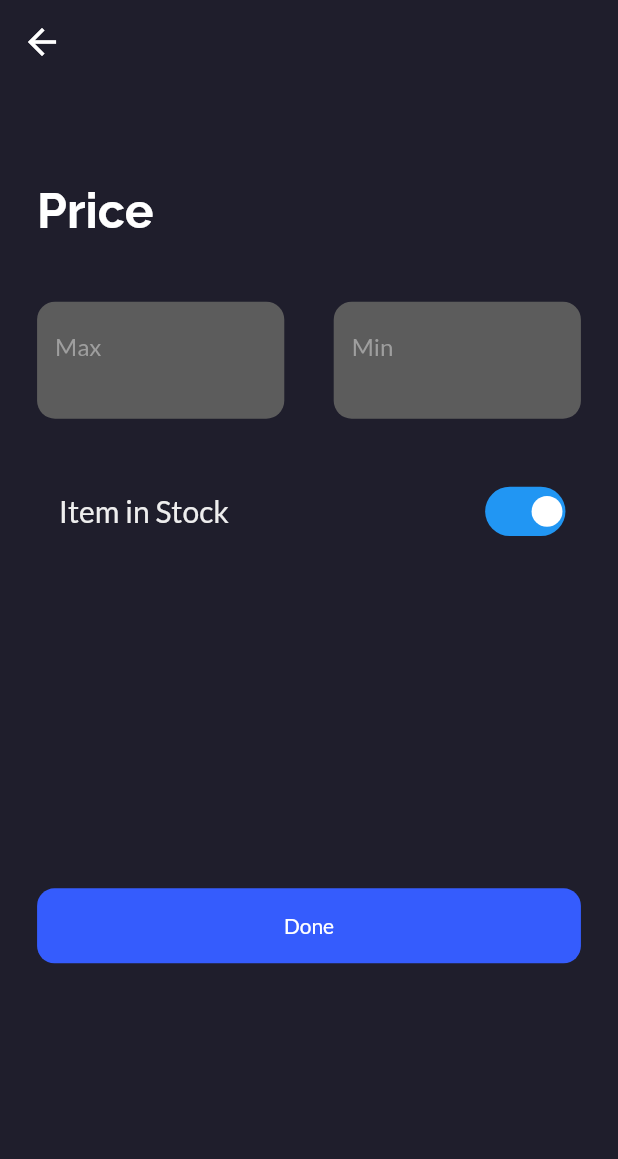
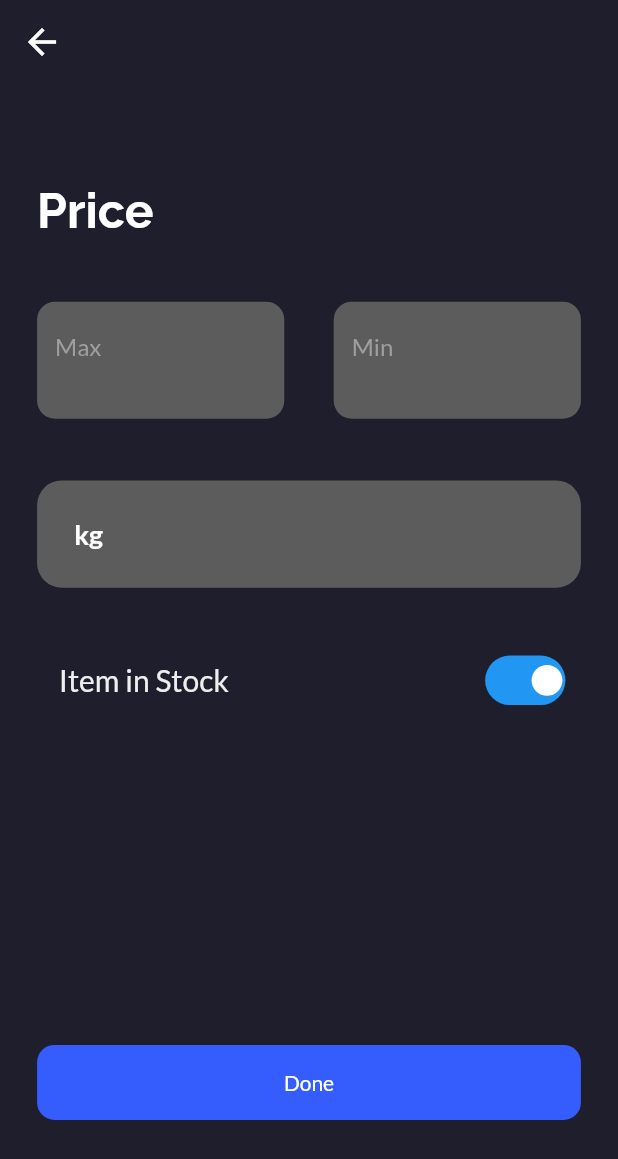
Before and after one commit to freaquish/locie, a Flutter app: the screen it shows after launch, on a phone screen of 412 x 824 dp. Shown: the top 1159 px of the screen. Run offline on Flutter 3.47's test engine with Material 2 defaults, Android fonts, the phone set to English and light mode, and no system bars; our stand-ins replace bloc, cloud_firestore, firebase_auth, firebase_core, firebase_storage, flutter_bloc and 4 more; accounts and stored records are empty.

Commit message:
Unit Dropbox added in Item meta data widget

```diff
--- a/lib/models/unit.dart
+++ b/lib/models/unit.dart
@@ -5,6 +5,7 @@ class Unit {
   Unit({this.name, this.sign});
 
   Unit.fromJson(Map<String, dynamic> json) {
+    // print('s ${json["name"]}');
     name = json['name'];
     sign = json['sign'];
   }
@@ -15,4 +16,9 @@ class Unit {
     data['sign'] = this.sign;
     return data;
   }
+
+  @override
+  String toString() {
+    return 'Unit(name: $name, sign: $sign)';
+  }
 }
--- a/lib/views/Add Item/item_meta_data.dart
+++ b/lib/views/Add Item/item_meta_data.dart
@@ -7,7 +7,9 @@ import 'package:locie/components/font_text.dart';
 import 'package:locie/components/primary_container.dart';
 import 'package:locie/components/switch_button.dart';
 import 'package:locie/components/text_field.dart';
+import 'package:locie/components/units_dialog.dart';
 import 'package:locie/helper/screen_size.dart';
+import 'package:locie/models/unit.dart';
 
 class ItemMetaDataWidget extends StatefulWidget {
   @override
@@ -18,10 +20,11 @@ class _ItemMetaDataWidgetState extends State<ItemMetaDataWidget> {
   final _formKey = GlobalKey<FormState>();
   TextEditingController textEditingControllerMax = TextEditingController();
   TextEditingController textEditingControllerMin = TextEditingController();
-  List units = [];
+  List<Unit> units = [];
   String unit = 'kg';
   bool _enable = true;
   bool isListLoaded = false;
+
   @override
   Widget build(BuildContext context) {
     final screen = Scale(context);
@@ -103,6 +106,38 @@ class _ItemMetaDataWidgetState extends State<ItemMetaDataWidget> {
                       height: screen.vertical(50),
                     ),
                     Container(
+                      child: InkWell(
+                          onTap: () {
+                            showDialog(
+                                context: context,
+                                builder: (context) =>
+                                    UnitDialog(onChange: (unitModel) {
+                                      setState(() {
+                                        this.unit = unitModel.sign;
+                                      });
+                                      Navigator.of(context).pop();
+                                    }));
+                          },
+                          child: Container(
+                              width: screen.horizontal(100),
+                              // height: screen.vertical(80),
+                              padding: EdgeInsets.symmetric(
+                                  vertical: screen.vertical(30),
+                                  horizontal: screen.horizontal(6)),
+                              decoration: BoxDecoration(
+                                  color: Colour.textfieldColor,
+                                  borderRadius: BorderRadius.all(
+                                      Radius.circular(screen.horizontal(4)))),
+                              child: LatoText(
+                                unit,
+                                size: 18,
+                                weight: FontWeight.bold,
+                              ))),
+                    ),
+                    SizedBox(
+                      height: screen.vertical(50),
+                    ),
+                    Container(
                       height: screen.vertical(50),
                       width: screen.horizontal(100),
                       decoration: BoxDecoration(
@@ -138,7 +173,7 @@ class _ItemMetaDataWidgetState extends State<ItemMetaDataWidget> {
                       ),
                     ),
                     SizedBox(
-                      height: screen.vertical(280),
+                      height: screen.vertical(270),
                     ),
                     SubmitButton(
                       //TODO run a function for next page
```
Also changed, not shown: lib/components/units_dialog.dart (added, +73 -0 lines), lib/helper/firestore_query.dart (+7 -2 lines), lib/helper/local_storage.dart (+14 -0 lines).
